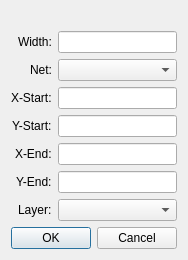
This is xeda2/ui/ins_track.ui in xgvargas/xeda as Qt 5 draws it before an edit. The edited form follows.
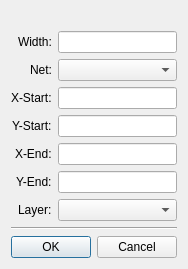
This is the edited form. Icons and pictures are not drawn.

Commit message: show the inspector window

Patch:
```diff
--- a/xeda2/ui/ins_track.ui
+++ b/xeda2/ui/ins_track.ui
@@ -7,7 +7,7 @@
     <x>0</x>
     <y>0</y>
     <width>201</width>
-    <height>352</height>
+    <height>361</height>
    </rect>
   </property>
   <property name="windowTitle">
@@ -113,6 +113,13 @@
      </item>
     </layout>
    </item>
+   <item>
+    <widget class="Line" name="line">
+     <property name="orientation">
+      <enum>Qt::Horizontal</enum>
+     </property>
+    </widget>
+   </item>
    <item>
     <widget class="QDialogButtonBox" name="buttonBox">
      <property name="standardButtons">
```
The commit also changes 5 other files.
